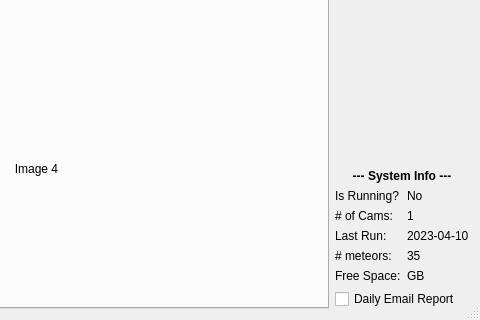
Above: RMSdashboard.ui from mjmazur/RMSdashboard before the change; both pictures show x 729 to 1209 and y 258 to 578 of the 1209 by 578 pixel window. Below: the same form after it.
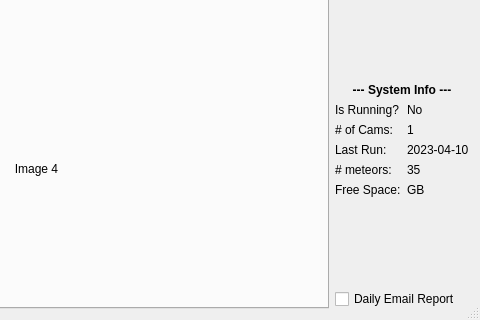
That is the form after the change.

Patch:
```diff
--- a/RMSdashboard.ui
+++ b/RMSdashboard.ui
@@ -209,7 +209,7 @@
      </item>
     </layout>
    </item>
-   <item row="0" column="0" rowspan="4">
+   <item row="0" column="0" rowspan="5">
     <widget class="QTabWidget" name="tabWidget">
      <property name="minimumSize">
       <size>
@@ -399,7 +399,7 @@
      </widget>
     </widget>
    </item>
-   <item row="3" column="1">
+   <item row="4" column="1">
     <layout class="QVBoxLayout" name="verticalLayout_3">
      <item>
       <widget class="QCheckBox" name="email_report_cb">
@@ -410,6 +410,19 @@
      </item>
     </layout>
    </item>
+   <item row="3" column="1">
+    <spacer name="verticalSpacer_2">
+     <property name="orientation">
+      <enum>Qt::Vertical</enum>
+     </property>
+     <property name="sizeHint" stdset="0">
+      <size>
+       <width>20</width>
+       <height>40</height>
+      </size>
+     </property>
+    </spacer>
+   </item>
   </layout>
  </widget>
  <resources/>
```
